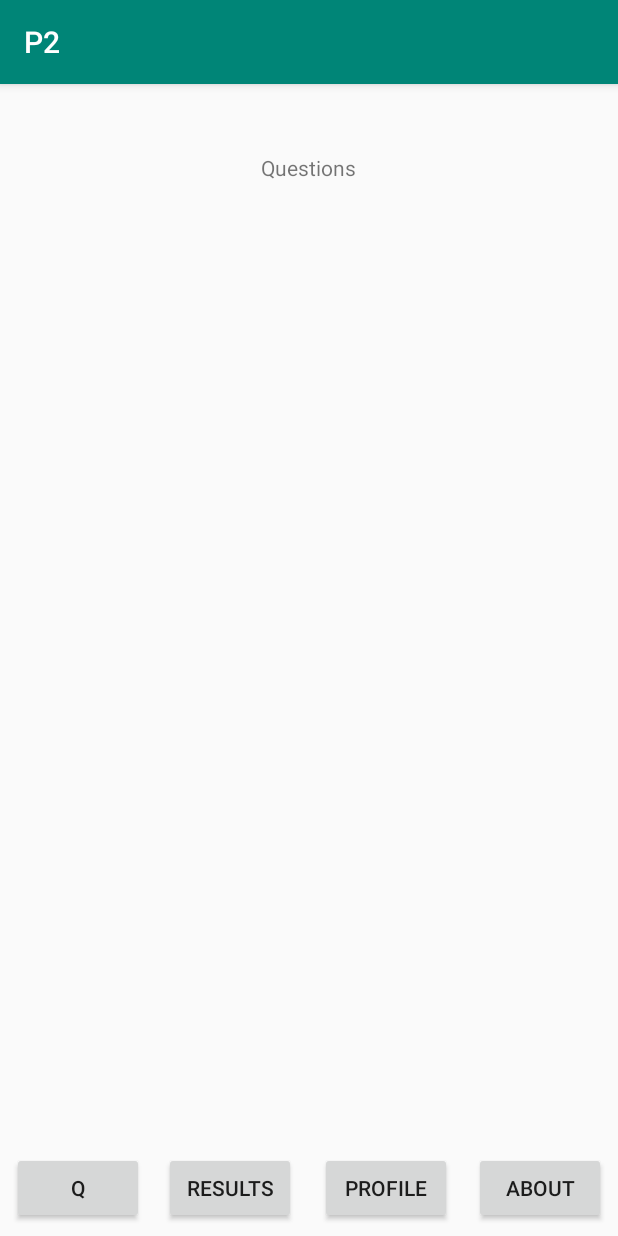
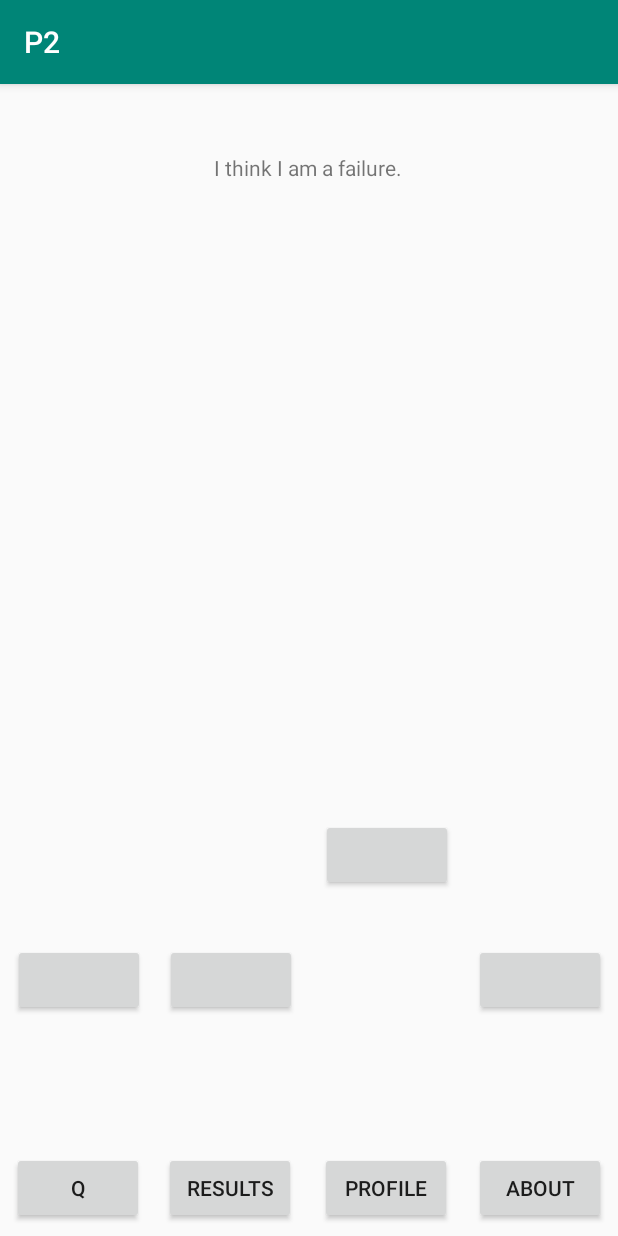
Before and after one commit to Osca0526/P2, an Android app: the Q screen opened directly, with no data from a screen before it, on a phone screen of 412 x 824 dp. Run offline under Robolectric (Android 15) with nearby library versions, the phone set to English and light mode, and no system bars.

Commit message:
addign some buttons and displaying the first question
work in progress

```diff
--- a/P2/app/src/main/java/com/example/p2/frontend/Q.java
+++ b/P2/app/src/main/java/com/example/p2/frontend/Q.java
@@ -4,7 +4,9 @@ import android.content.Intent;
 import android.support.v7.app.AppCompatActivity;
 import android.os.Bundle;
 import android.view.View;
+import android.widget.TextView;
 
+import com.example.p2.backend.questionnaire.*;
 import com.example.p2.R;
 
 public class Q extends AppCompatActivity{
@@ -15,8 +17,24 @@ public class Q extends AppCompatActivity{
         setContentView(R.layout.activity_q);
 
         defineButtons();
+        displayQuestions();
 
     }
+
+    protected void onResume(){
+        super.onResume();
+        displayQuestions();
+    }
+
+    public void displayQuestions() {
+        Test test = new AnTI_Test().getTest();
+        TextView question = findViewById(R.id.textView3);
+        String newQuestion = test.getCurrentQuestion().getTextQuestion();
+        System.out.print(newQuestion);
+        question.setText(newQuestion);
+    }
+
+
 
     public void defineButtons(){
         findViewById(R.id.buttonQ1).setOnClickListener(buttonClickListener);
--- a/P2/app/src/main/res/layout/activity_q.xml
+++ b/P2/app/src/main/res/layout/activity_q.xml
@@ -96,4 +96,65 @@
         app:layout_constraintStart_toStartOf="parent"
         app:layout_constraintTop_toTopOf="parent"
         app:layout_constraintVertical_bias="1.0" />
+
+    <Button
+        android:id="@+id/answer1"
+        android:layout_width="wrap_content"
+        android:layout_height="wrap_content"
+        android:layout_marginStart="8dp"
+        android:layout_marginLeft="8dp"
+        android:layout_marginTop="490dp"
+        android:layout_marginEnd="315dp"
+        android:layout_marginRight="315dp"
+        android:layout_marginBottom="8dp"
+        app:layout_constraintBottom_toTopOf="@+id/buttonQ1"
+        app:layout_constraintEnd_toEndOf="parent"
+        app:layout_constraintStart_toStartOf="parent"
+        app:layout_constraintTop_toTopOf="parent" />
+
+    <Button
+        android:id="@+id/answer2"
+        android:layout_width="wrap_content"
+        android:layout_height="wrap_content"
+        android:layout_marginStart="109dp"
+        android:layout_marginLeft="109dp"
+        android:layout_marginTop="490dp"
+        android:layout_marginEnd="214dp"
+        android:layout_marginRight="214dp"
+        android:layout_marginBottom="8dp"
+        app:layout_constraintBottom_toTopOf="@+id/buttonQ2"
+        app:layout_constraintEnd_toEndOf="parent"
+        app:layout_constraintStart_toStartOf="parent"
+        app:layout_constraintTop_toTopOf="parent" />
+
+    <Button
+        android:id="@+id/answer3"
+        android:layout_width="wrap_content"
+        android:layout_height="wrap_content"
+        android:layout_marginStart="213dp"
+        android:layout_marginLeft="213dp"
+        android:layout_marginTop="490dp"
+        android:layout_marginEnd="110dp"
+        android:layout_marginRight="110dp"
+        android:layout_marginBottom="8dp"
+        app:layout_constraintBottom_toTopOf="@+id/buttonQ3"
+        app:layout_constraintEnd_toEndOf="parent"
+        app:layout_constraintStart_toStartOf="parent"
+        app:layout_constraintTop_toTopOf="parent"
+        app:layout_constraintVertical_bias="0.0" />
+
+    <Button
+        android:id="@+id/answer4"
+        android:layout_width="wrap_content"
+        android:layout_height="wrap_content"
+        android:layout_marginStart="315dp"
+        android:layout_marginLeft="315dp"
+        android:layout_marginTop="490dp"
+        android:layout_marginEnd="8dp"
+        android:layout_marginRight="8dp"
+        android:layout_marginBottom="8dp"
+        app:layout_constraintBottom_toTopOf="@+id/buttonQ4"
+        app:layout_constraintEnd_toEndOf="parent"
+        app:layout_constraintStart_toStartOf="parent"
+        app:layout_constraintTop_toTopOf="parent" />
 </android.support.constraint.ConstraintLayout>
```
Also changed, not shown: P2/app/src/main/java/com/example/p2/backend/questionnaire/AnTI_Test.java (+5 -25 lines).
